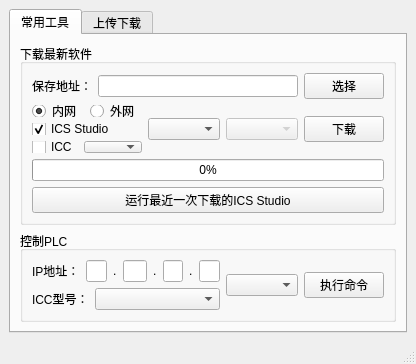
Above: ui/main.ui from jcywong/TestTools before the change. Below: the same form after it.
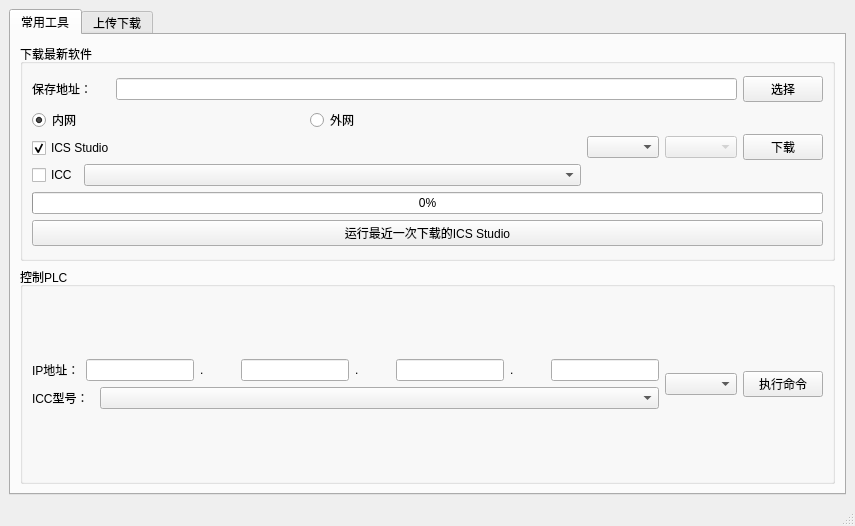
That is the form after the change.

Commit message: 1.增加状态栏信息显示 2.增加配置保存

```diff
--- a/ui/main.ui
+++ b/ui/main.ui
@@ -6,8 +6,8 @@
    <rect>
     <x>0</x>
     <y>0</y>
-    <width>416</width>
-    <height>364</height>
+    <width>855</width>
+    <height>526</height>
    </rect>
   </property>
   <property name="minimumSize">
@@ -81,6 +81,9 @@
                   <layout class="QHBoxLayout" name="horizontalLayout_14">
                    <item>
                     <widget class="QRadioButton" name="radioButton_local">
+                     <property name="enabled">
+                      <bool>true</bool>
+                     </property>
                      <property name="text">
                       <string>内网</string>
                      </property>
```
The commit also changes 2 other files.
